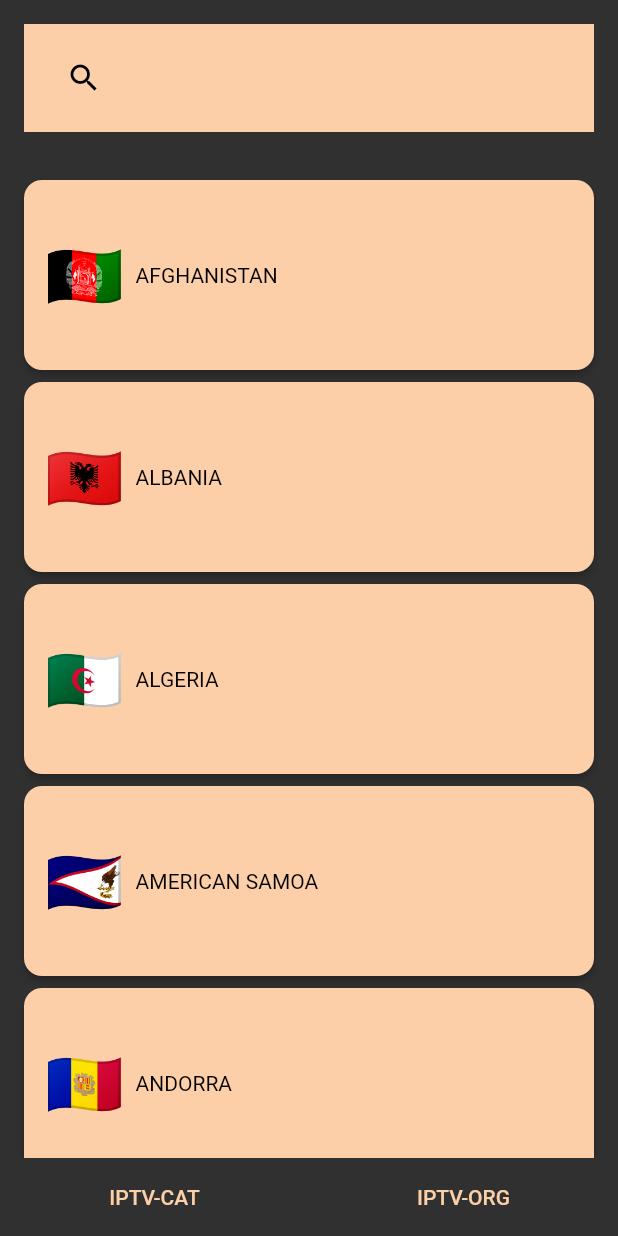
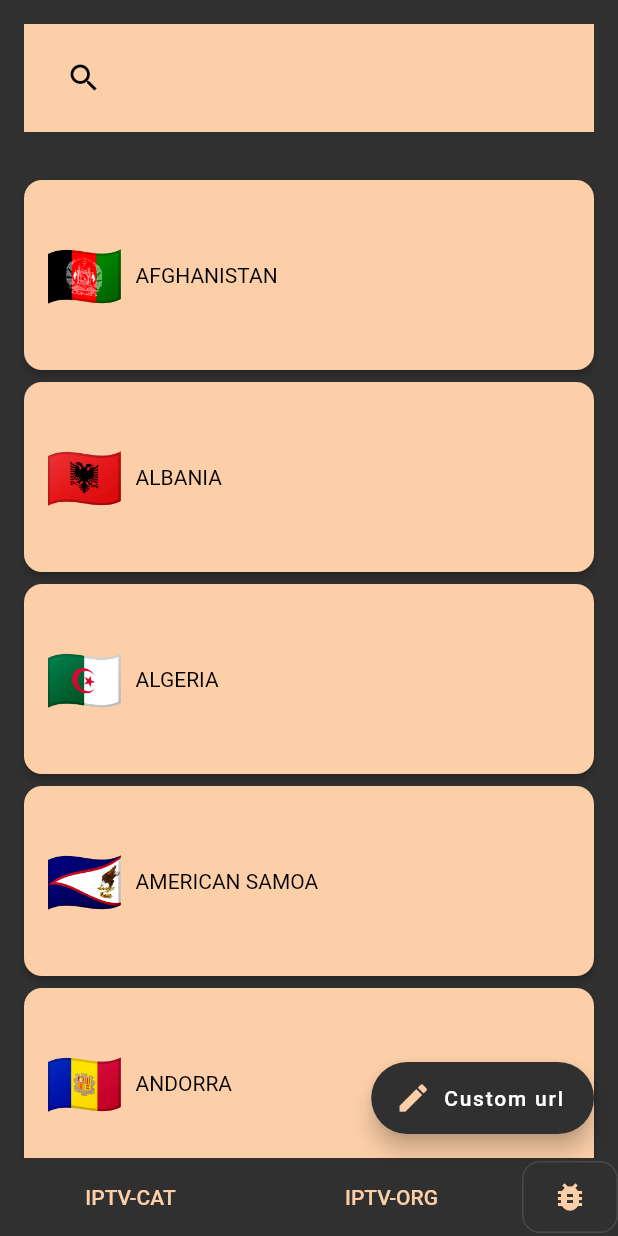
Before and after one commit to Mravuri96/IPTV-Player, a Flutter app: the screen it shows after launch, after a tap on "IPTV-CAT", on a phone screen of 412 x 824 dp. Run offline on Flutter 3.47's test engine with Material 2 defaults, Android fonts, the phone set to English and light mode, and no system bars; our stand-ins replace dartx, dio, flutter_hooks, freezed_annotation, get, hooks_riverpod and 2 more; missing offline and left inert: dio_flutter_transformer, vidflux; generated files the repository leaves out were written again; network calls fail; project files that could hold a hidden picture were left out.

Commit message:
Custom stream url, and bug report option

```diff
--- a/lib/Theme/theme.dart
+++ b/lib/Theme/theme.dart
@@ -11,4 +11,13 @@ ThemeData get dartkTheme => ThemeData.dark().copyWith(
           padding: const EdgeInsets.symmetric(vertical: 12, horizontal: 6),
         ),
       ),
+      outlinedButtonTheme: OutlinedButtonThemeData(
+        style: OutlinedButton.styleFrom(
+          primary: const Color(0xffFCCFA8),
+          shape: RoundedRectangleBorder(
+            borderRadius: BorderRadius.circular(12),
+          ),
+          padding: const EdgeInsets.symmetric(vertical: 12, horizontal: 6),
+        ),
+      ),
     );
--- a/lib/main.dart
+++ b/lib/main.dart
@@ -9,6 +9,7 @@ import 'package:flutter_hooks/flutter_hooks.dart';
 import 'package:get/route_manager.dart';
 import 'package:hooks_riverpod/hooks_riverpod.dart';
 import 'package:logger/logger.dart';
+import 'package:url_launcher/url_launcher.dart';
 import 'package:video_player/video_player.dart';
 import 'package:vidflux/vidflux.dart';
 
@@ -20,7 +21,9 @@ import 'Theme/theme.dart';
 import 'Util/countires.dart';
 import 'Util/util.dart';
 
-Future<void> main() async => runZonedGuarded(
+Future<void> main() async {
+  WidgetsFlutterBinding.ensureInitialized();
+  return runZonedGuarded(
     () => runApp(
       const ProviderScope(
         child: Root(),
@@ -28,6 +31,7 @@ Future<void> main() async => runZonedGuarded(
     ),
     (err, stk) => Logger().e('$err $stk'),
   );
+}
 
 class Root extends HookWidget {
   const Root({Key key}) : super(key: key);
@@ -75,6 +79,7 @@ class Home extends HookWidget {
                   ),
                 ],
               ),
+              floatingActionButton: _fab,
             )
           : Scaffold(
               body: PageTransitionSwitcher(
@@ -90,7 +95,82 @@ class Home extends HookWidget {
               bottomNavigationBar: const SideBar(
                 isMobile: true,
               ),
+              floatingActionButton: _fab,
             ),
+    );
+  }
+
+  FloatingActionButton get _fab => FloatingActionButton.extended(
+        backgroundColor: const Color.fromARGB(255, 48, 48, 48),
+        label: const Text(
+          'Custom url',
+          style: TextStyle(
+            color: Colors.white,
+          ),
+        ),
+        icon: const Icon(
+          Icons.edit,
+          color: Color(0xffFCCFA8),
+        ),
+        onPressed: () async => Get.dialog(
+          const CustomDialog(),
+          useRootNavigator: false,
+        ),
+      );
+}
+
+class CustomDialog extends HookWidget {
+  const CustomDialog({Key key}) : super(key: key);
+
+  @override
+  Widget build(BuildContext context) {
+    final _url = useState('https://test-streams.mux.dev/x36xhzz/x36xhzz.m3u8');
+
+    return AlertDialog(
+      title: const Text('Enter .m3u8 url'),
+      content: SizedBox(
+        width: MediaQuery.of(context).size.width * .9,
+        child: TextFormField(
+          decoration: const InputDecoration(
+            icon: Icon(Icons.link),
+          ),
+          initialValue: 'https://test-streams.mux.dev/x36xhzz/x36xhzz.m3u8',
+          autovalidateMode: AutovalidateMode.onUserInteraction,
+          onChanged: (newValue) => _url.value = newValue,
+          validator: (url) => !url.startsWith('https')
+              ? 'url must start with https'
+              : !url.endsWith('.m3u8')
+                  ? 'url must end with .m3u8'
+                  : null,
+        ),
+      ),
+      actions: [
+        ElevatedButton(
+          onPressed: () async => Get.back(
+            closeOverlays: true,
+          ),
+          child: const Text(
+            'Cancel',
+          ),
+        ),
+        ElevatedButton(
+          onPressed: () async {
+            Get.back(
+              closeOverlays: true,
+            );
+            return Get.to(
+              TvPlayer(
+                url: _url.value,
+                catalog: 2,
+              ),
+              preventDuplicates: true,
+            );
+          },
+          child: const Text(
+            'Watch',
+          ),
+        ),
+      ],
     );
   }
 }
@@ -140,6 +220,21 @@ class SideBar extends HookWidget {
                       ),
                     ),
                   ),
+                ),
+              ),
+              Tooltip(
+                message: 'Report an issue with the website.',
+                child: OutlinedButton(
+                  onPressed: () async {
+                    const url =
+                        'https://github.com/Mravuri96/IPTV-Player/issues';
+                    if (await canLaunch(url)) {
+                      await launch(url);
+                    } else {
+                      return Logger().e('Couldnt launch $url');
+                    }
+                  },
+                  child: const Icon(Icons.bug_report),
                 ),
               ),
             ]),
@@ -499,23 +594,18 @@ class _VideoPlayerState extends State<TvPlayer> {
       widget.catalog == 0
           ? widget.url.substring(0, widget.url.length - 22)
           : widget.url,
-    )..initialize().then((_) {
-        // Ensure the first frame is shown after the video is initialized, even before the play button has been pressed.
-        setState(() {});
-      });
+    )..initialize().then((_) => setState(() {}));
   }
 
   @override
-  Widget build(BuildContext context) {
-    return Scaffold(
+  Widget build(BuildContext context) => Scaffold(
         appBar: AppBar(),
         body: Center(
           child: _controller.value.initialized
               ? AspectRatio(
                   aspectRatio: _controller.value.aspectRatio,
-                child: VidFlux(
-                  videoPlayerController: _controller,
-                  autoPlay: true,
+                  child: VideoPlayer(
+                    _controller,
                   ),
                 )
               : const SizedBox(),
@@ -530,4 +620,3 @@ class _VideoPlayerState extends State<TvPlayer> {
         ),
       );
 }
-}
--- a/pubspec.yaml
+++ b/pubspec.yaml
@@ -34,6 +34,9 @@ dependencies:
   video_player:
   # video_player_web:
   video_player_web_hls:
+    git:
+      url: https://github.com/Mravuri96/video_player_web_hls.git
+      ref: bfb8651a44029011ea6ba39ea92cb1299a41f0ea
   vidflux:
     git:
       url: https://github.com/Mravuri96/vidflux.git
@@ -42,6 +45,7 @@ dependencies:
   flutter_hooks:
   hooks_riverpod:
   dartx:
+  url_launcher:
 
 dev_dependencies:
   flutter_test:
@@ -56,6 +60,7 @@ dev_dependencies:
   json_serializable:
   pedantic:
   effective_dart:
+  flag: ^4.0.0-pre
 
 dependency_overrides:
   path_provider: 1.6.14
```
Also changed, not shown: pubspec.lock, 1 other file. Lines whose indentation alone changed are shown as unchanged.
